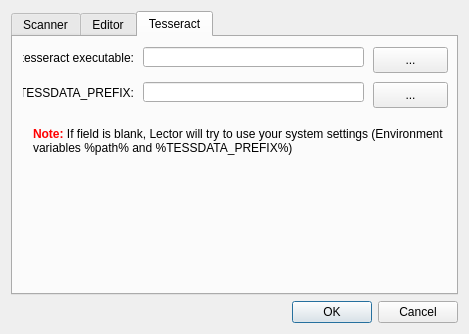
First picture: the form in ui/ui_settings.ui, repository zdenop/lector, before the edit.
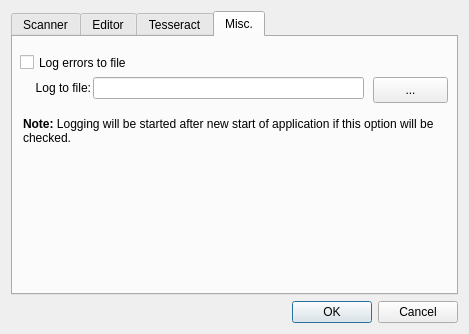
Second picture: the form after the edit.

Commit message: implement log setting (selection of log file)

```diff
--- a/ui/ui_settings.ui
+++ b/ui/ui_settings.ui
@@ -19,7 +19,7 @@
      <item>
       <widget class="QTabWidget" name="tabWidget">
        <property name="currentIndex">
-        <number>2</number>
+        <number>3</number>
        </property>
        <widget class="QWidget" name="scanner">
         <attribute name="title">
@@ -328,7 +328,7 @@
            <x>130</x>
            <y>45</y>
            <width>221</width>
-           <height>20</height>
+           <height>22</height>
           </rect>
          </property>
          <property name="text">
@@ -376,7 +376,7 @@
            <x>130</x>
            <y>10</y>
            <width>221</width>
-           <height>20</height>
+           <height>22</height>
           </rect>
          </property>
          <property name="text">
@@ -393,7 +393,7 @@
           </rect>
          </property>
          <property name="text">
-          <string notr="true">tesseract executable:</string>
+          <string notr="true">tesseract-ocr:</string>
          </property>
          <property name="alignment">
           <set>Qt::AlignRight|Qt::AlignTrailing|Qt::AlignVCenter</set>
@@ -431,7 +431,98 @@
           </rect>
          </property>
          <property name="text">
-          <string>&lt;html&gt;&lt;head/&gt;&lt;body&gt;&lt;p&gt;&lt;span style=&quot; font-weight:600; color:#ff0000;&quot;&gt;Note:&lt;/span&gt; If field is blank, Lector will try to use your system settings (Environment variables %path% and %TESSDATA_PREFIX%)&lt;/p&gt;&lt;/body&gt;&lt;/html&gt;</string>
+          <string>&lt;html&gt;&lt;head/&gt;&lt;body&gt;&lt;p&gt;&lt;span style=&quot; font-weight:600; color:#ff0000;&quot;&gt;Note:&lt;/span&gt; If field is blank, Lector will try to use your system settings (Environment variables &lt;span style=&quot; font-weight:600;&quot;&gt;path&lt;/span&gt; and &lt;span style=&quot; font-weight:600;&quot;&gt;TESSDATA_PREFIX&lt;/span&gt;)&lt;/p&gt;&lt;/body&gt;&lt;/html&gt;</string>
+         </property>
+         <property name="alignment">
+          <set>Qt::AlignLeading|Qt::AlignLeft|Qt::AlignTop</set>
+         </property>
+         <property name="wordWrap">
+          <bool>true</bool>
+         </property>
+        </widget>
+       </widget>
+       <widget class="QWidget" name="misc">
+        <attribute name="title">
+         <string>Misc.</string>
+        </attribute>
+        <widget class="QCheckBox" name="cbLog">
+         <property name="geometry">
+          <rect>
+           <x>7</x>
+           <y>10</y>
+           <width>141</width>
+           <height>31</height>
+          </rect>
+         </property>
+         <property name="text">
+          <string>Log errors to file</string>
+         </property>
+         <property name="checked">
+          <bool>false</bool>
+         </property>
+        </widget>
+        <widget class="QLabel" name="lblLog">
+         <property name="geometry">
+          <rect>
+           <x>7</x>
+           <y>40</y>
+           <width>71</width>
+           <height>21</height>
+          </rect>
+         </property>
+         <property name="text">
+          <string notr="true">Log to file:</string>
+         </property>
+         <property name="alignment">
+          <set>Qt::AlignRight|Qt::AlignTrailing|Qt::AlignVCenter</set>
+         </property>
+        </widget>
+        <widget class="QPushButton" name="pbLog">
+         <property name="enabled">
+          <bool>true</bool>
+         </property>
+         <property name="geometry">
+          <rect>
+           <x>360</x>
+           <y>40</y>
+           <width>75</width>
+           <height>26</height>
+          </rect>
+         </property>
+         <property name="text">
+          <string notr="true">...</string>
+         </property>
+        </widget>
+        <widget class="QLineEdit" name="lnLog">
+         <property name="enabled">
+          <bool>true</bool>
+         </property>
+         <property name="geometry">
+          <rect>
+           <x>80</x>
+           <y>40</y>
+           <width>271</width>
+           <height>22</height>
+          </rect>
+         </property>
+         <property name="toolTip">
+          <string>&lt;html&gt;&lt;head/&gt;&lt;body&gt;&lt;p&gt;Path to the tessdata directory (without 'tessdata')&lt;/p&gt;&lt;/body&gt;&lt;/html&gt;</string>
+         </property>
+         <property name="text">
+          <string/>
+         </property>
+        </widget>
+        <widget class="QLabel" name="lblNote_2">
+         <property name="geometry">
+          <rect>
+           <x>10</x>
+           <y>80</y>
+           <width>421</width>
+           <height>91</height>
+          </rect>
+         </property>
+         <property name="text">
+          <string>&lt;html&gt;&lt;head/&gt;&lt;body&gt;&lt;p&gt;&lt;span style=&quot; font-weight:600; color:#000000;&quot;&gt;Note:&lt;/span&gt; Logging will be started after new start of application if this option will be checked.&lt;/p&gt;&lt;/body&gt;&lt;/html&gt;</string>
          </property>
          <property name="alignment">
           <set>Qt::AlignLeading|Qt::AlignLeft|Qt::AlignTop</set>
```
Left out of the diff: 6 changed lines with no effect on the pictures. The commit also changes 3 other files.
